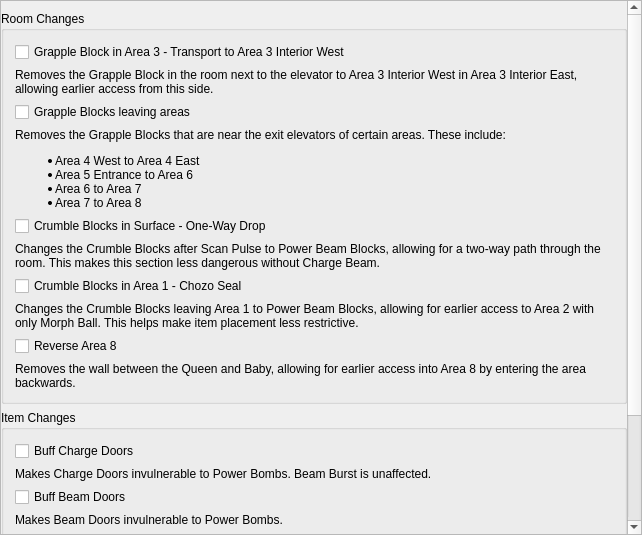
Qt form randovania/gui/ui_files/preset_msr_patches.ui (randovania/randovania) before a commit.
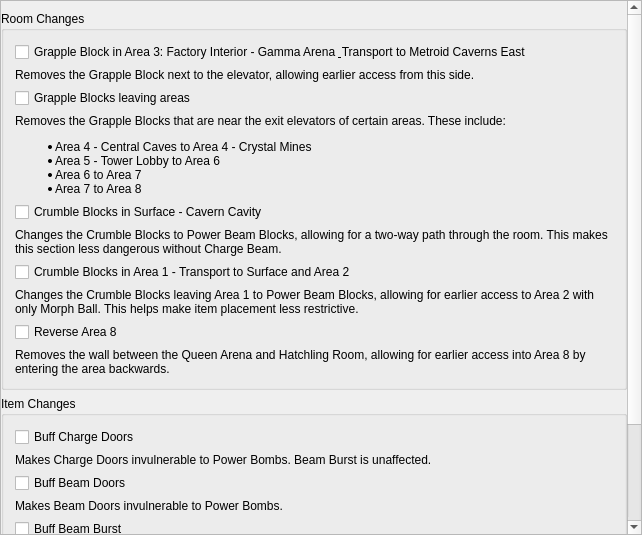
The same form after that commit.

The edit to the form file:
```diff
--- a/randovania/gui/ui_files/preset_msr_patches.ui
+++ b/randovania/gui/ui_files/preset_msr_patches.ui
@@ -106,14 +106,14 @@
            <item>
             <widget class="QCheckBox" name="area3_interior_shortcut_no_grapple_check">
              <property name="text">
-              <string>Grapple Block in Area 3 - Transport to Area 3 Interior West</string>
+              <string>Grapple Block in Area 3: Factory Interior - Gamma Arena &amp; Transport to Metroid Caverns East</string>
              </property>
             </widget>
            </item>
            <item>
             <widget class="QLabel" name="area3_interior_shortcut_no_grapple_label">
              <property name="text">
-              <string>&lt;html&gt;&lt;head/&gt;&lt;body&gt;&lt;p&gt;Removes the Grapple Block in the room next to the elevator to Area 3 Interior West in Area 3 Interior East, allowing earlier access from this side.&lt;/p&gt;&lt;/body&gt;&lt;/html&gt;</string>
+              <string>&lt;html&gt;&lt;head/&gt;&lt;body&gt;&lt;p&gt;Removes the Grapple Block next to the elevator, allowing earlier access from this side.&lt;/p&gt;&lt;/body&gt;&lt;/html&gt;</string>
              </property>
              <property name="wordWrap">
               <bool>true</bool>
@@ -133,7 +133,7 @@
               <bool>true</bool>
              </property>
              <property name="text">
-              <string>&lt;html&gt;&lt;head/&gt;&lt;body&gt;&lt;p&gt;Removes the Grapple Blocks that are near the exit elevators of certain areas. These include:&lt;/p&gt;&lt;ul style=&quot;margin-top: 0px; margin-bottom: 0px; margin-left: 0px; margin-right: 0px; -qt-list-indent: 1;&quot;&gt;&lt;li style=&quot; margin-top:12px; margin-bottom:0px; margin-left:0px; margin-right:0px; -qt-block-indent:0; text-indent:0px;&quot;&gt;Area 4 West to Area 4 East &lt;/li&gt;&lt;li style=&quot; margin-top:0px; margin-bottom:0px; margin-left:0px; margin-right:0px; -qt-block-indent:0; text-indent:0px;&quot;&gt;Area 5 Entrance to Area 6 &lt;/li&gt;&lt;li style=&quot; margin-top:0px; margin-bottom:0px; margin-left:0px; margin-right:0px; -qt-block-indent:0; text-indent:0px;&quot;&gt;Area 6 to Area 7 &lt;/li&gt;&lt;li style=&quot; margin-top:0px; margin-bottom:12px; margin-left:0px; margin-right:0px; -qt-block-indent:0; text-indent:0px;&quot;&gt;Area 7 to Area 8 &lt;/li&gt;&lt;/ul&gt;&lt;/body&gt;&lt;/html&gt;</string>
+              <string>&lt;html&gt;&lt;head/&gt;&lt;body&gt;&lt;p&gt;Removes the Grapple Blocks that are near the exit elevators of certain areas. These include:&lt;/p&gt;&lt;ul style=&quot;margin-top: 0px; margin-bottom: 0px; margin-left: 0px; margin-right: 0px; -qt-list-indent: 1;&quot;&gt;&lt;li style=&quot; margin-top:12px; margin-bottom:0px; margin-left:0px; margin-right:0px; -qt-block-indent:0; text-indent:0px;&quot;&gt;Area 4 - Central Caves to Area 4 - Crystal Mines&lt;/li&gt;&lt;li style=&quot; margin-top:0px; margin-bottom:0px; margin-left:0px; margin-right:0px; -qt-block-indent:0; text-indent:0px;&quot;&gt;Area 5 - Tower Lobby to Area 6 &lt;/li&gt;&lt;li style=&quot; margin-top:0px; margin-bottom:0px; margin-left:0px; margin-right:0px; -qt-block-indent:0; text-indent:0px;&quot;&gt;Area 6 to Area 7 &lt;/li&gt;&lt;li style=&quot; margin-top:0px; margin-bottom:12px; margin-left:0px; margin-right:0px; -qt-block-indent:0; text-indent:0px;&quot;&gt;Area 7 to Area 8 &lt;/li&gt;&lt;/ul&gt;&lt;/body&gt;&lt;/html&gt;</string>
              </property>
              <property name="wordWrap">
               <bool>true</bool>
@@ -143,7 +143,7 @@
            <item>
             <widget class="QCheckBox" name="surface_crumbles_check">
              <property name="text">
-              <string>Crumble Blocks in Surface - One-Way Drop</string>
+              <string>Crumble Blocks in Surface - Cavern Cavity</string>
              </property>
             </widget>
            </item>
@@ -153,7 +153,7 @@
               <bool>true</bool>
              </property>
              <property name="text">
-              <string>Changes the Crumble Blocks after Scan Pulse to Power Beam Blocks, allowing for a two-way path through the room. This makes this section less dangerous without Charge Beam.</string>
+              <string>Changes the Crumble Blocks to Power Beam Blocks, allowing for a two-way path through the room. This makes this section less dangerous without Charge Beam.</string>
              </property>
              <property name="wordWrap">
               <bool>true</bool>
@@ -163,7 +163,7 @@
            <item>
             <widget class="QCheckBox" name="area1_crumbles_check">
              <property name="text">
-              <string>Crumble Blocks in Area 1 - Chozo Seal</string>
+              <string>Crumble Blocks in Area 1 - Transport to Surface and Area 2</string>
              </property>
             </widget>
            </item>
@@ -193,7 +193,7 @@
               <bool>true</bool>
              </property>
              <property name="text">
-              <string>Removes the wall between the Queen and Baby, allowing for earlier access into Area 8 by entering the area backwards.</string>
+              <string>Removes the wall between the Queen Arena and Hatchling Room, allowing for earlier access into Area 8 by entering the area backwards.</string>
              </property>
              <property name="wordWrap">
               <bool>true</bool>
```
